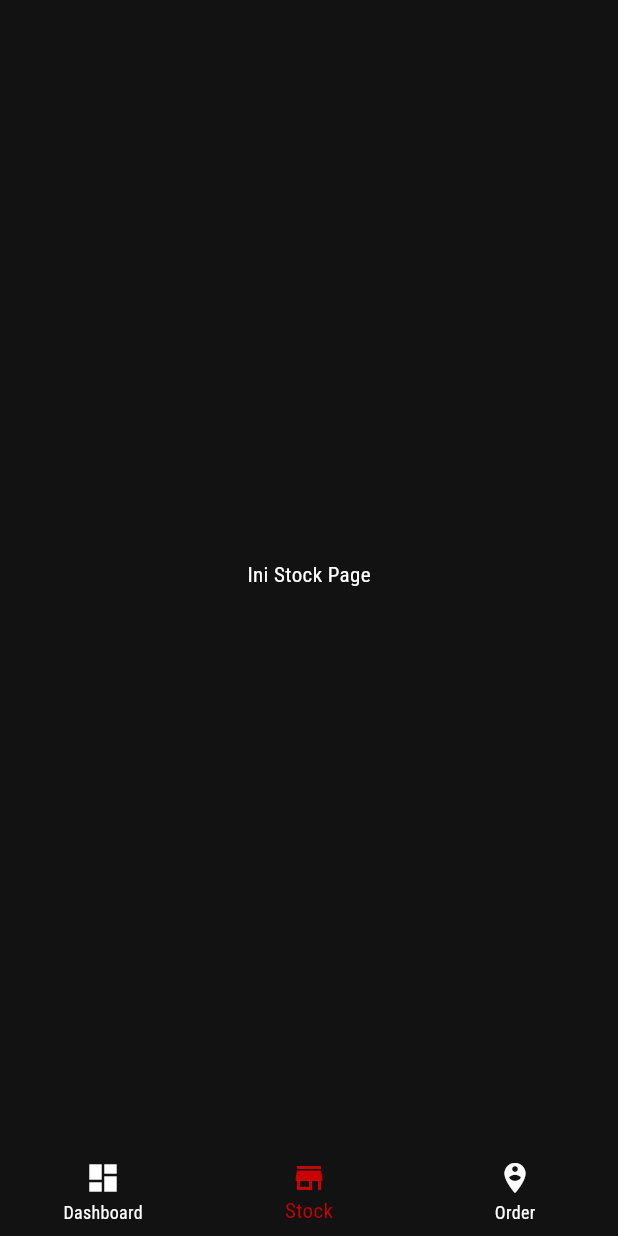
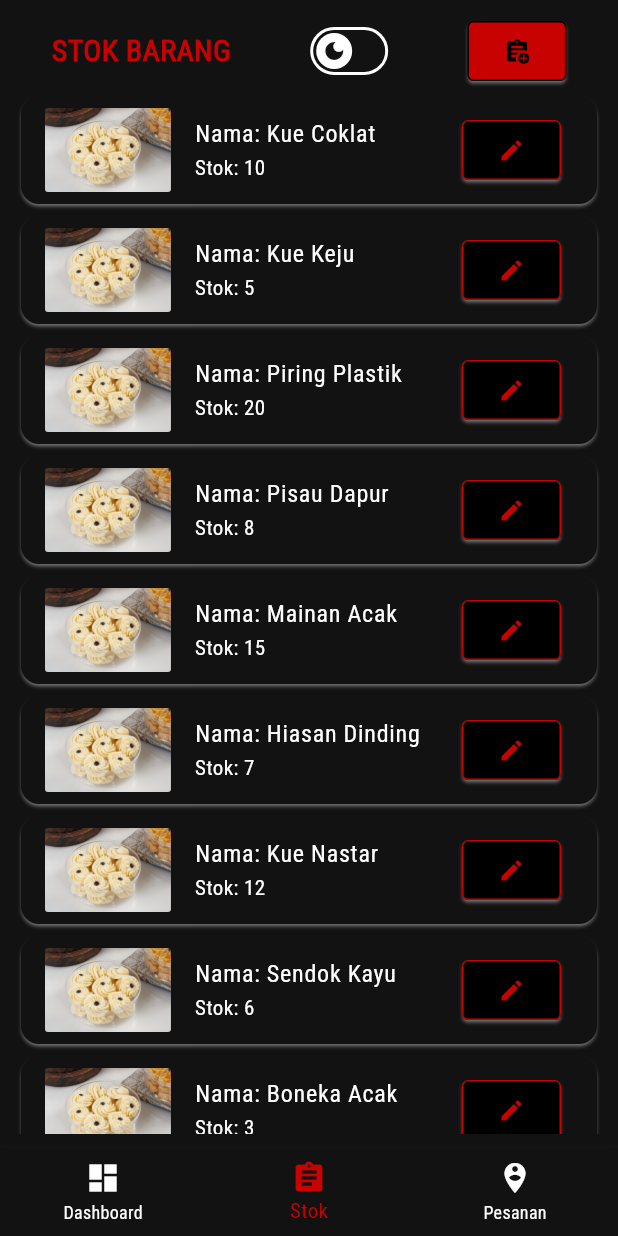
Before and after one commit to 221110019/project_bansos, a Flutter app: the HomeOwner screen opened directly, item 2 of the bottom bar chosen, on a phone screen of 412 x 824 dp. Run offline on Flutter 3.47's test engine with Material 3 defaults, Android fonts, the phone set to English and light mode, and no system bars.

Commit message:
Stok List dan Update 80%

```diff
--- a/lib/main.dart
+++ b/lib/main.dart
@@ -37,6 +37,7 @@ class MyApp extends StatelessWidget {
                           )
                         : const ColorScheme.dark(
                             primary: Color.fromRGBO(200, 1, 1, 1),
+                            shadow: Colors.white,
                           ),
                 useMaterial3: true,
               ),
--- /dev/null
+++ b/lib/models/barang_stok.dart
@@ -0,0 +1,26 @@
+class BarangStok {
+  int id;
+  String nama;
+  String foto;
+  int jumlah;
+  String kategori;
+  String deskripsi;
+  BarangStok({
+    required this.id,
+    required this.nama,
+    required this.foto,
+    required this.kategori,
+    required this.deskripsi,
+    this.jumlah = 0,
+  });
+
+  void tambahBarang() {
+    jumlah += 1;
+  }
+
+  void kurangBarang() {
+    if (jumlah >= 1) {
+      jumlah -= 1;
+    }
+  }
+}
--- a/lib/pages/auth/login_screen.dart
+++ b/lib/pages/auth/login_screen.dart
@@ -5,7 +5,7 @@ import 'package:project_bansos/components/tombol_custom.dart';
 import 'package:project_bansos/helper/shortcut_helper.dart';
 import 'package:project_bansos/pages/auth/register_screen.dart';
 import 'package:project_bansos/pages/customer/home_cust.dart';
-import 'package:project_bansos/pages/owner/home/home_owner.dart';
+import 'package:project_bansos/pages/owner/home_owner.dart';
 
 class LoginScreen extends StatelessWidget {
   const LoginScreen({super.key});
--- a/lib/pages/owner/home/home_owner.dart
+++ b/lib/pages/owner/home_owner.dart
@@ -1,5 +1,8 @@
 import 'package:flutter/material.dart';
 import 'package:project_bansos/helper/shortcut_helper.dart';
+import 'package:project_bansos/pages/owner/dashboard_owner.dart';
+import 'package:project_bansos/pages/owner/pesanan_owner.dart';
+import 'package:project_bansos/pages/owner/stok/stok_owner.dart';
 import 'package:project_bansos/provider/owner_bottom_nav_provider.dart';
 import 'package:provider/provider.dart';
 
@@ -7,9 +10,9 @@ class HomeOwner extends StatelessWidget {
   const HomeOwner({super.key});
 
   static const List<Widget> tabs = [
-    Center(child: Text('Ini Dashboard Page')),
-    Center(child: Text('Ini Stock Page')),
-    Center(child: Text('Ini Order Page')),
+    DashboardOwner(),
+    StokOwner(),
+    PesananOwner()
   ];
 
   @override
@@ -32,9 +35,10 @@ class HomeOwner extends StatelessWidget {
           items: const [
             BottomNavigationBarItem(
                 icon: Icon(Icons.dashboard), label: 'Dashboard'),
-            BottomNavigationBarItem(icon: Icon(Icons.store), label: 'Stock'),
             BottomNavigationBarItem(
-                icon: Icon(Icons.person_pin_circle), label: 'Order'),
+                icon: Icon(Icons.assignment), label: 'Stok'),
+            BottomNavigationBarItem(
+                icon: Icon(Icons.person_pin_circle), label: 'Pesanan'),
           ],
         ));
   }
--- /dev/null
+++ b/lib/pages/owner/stok/stok_owner.dart
@@ -0,0 +1,150 @@
+import 'package:flutter/material.dart';
+import 'package:project_bansos/components/theme_switch.dart';
+import 'package:project_bansos/components/tombol_custom.dart';
+import 'package:project_bansos/helper/shortcut_helper.dart';
+import 'package:project_bansos/models/barang_stok.dart';
+import 'package:project_bansos/pages/owner/stok/tambah_stok_owner.dart';
+import 'package:project_bansos/pages/owner/stok/update_stok_owner.dart';
+
+class StokOwner extends StatelessWidget {
+  const StokOwner({super.key});
+
+  @override
+  Widget build(BuildContext context) {
+    List<BarangStok> sampleBarang = [
+      BarangStok(
+        id: 1,
+        nama: "Kue Coklat",
+        foto: "assets/pictures/semprit-susu.jpg",
+        jumlah: 10,
+        kategori: "Kue",
+        deskripsi: "Kue coklat lezat dengan tekstur yang lembut.",
+      ),
+      BarangStok(
+        id: 2,
+        nama: "Kue Keju",
+        foto: "assets/pictures/semprit-susu.jpg",
+        jumlah: 5,
+        kategori: "Kue",
+        deskripsi: "Kue keju dengan rasa gurih dan renyah.",
+      ),
+      BarangStok(
+        id: 3,
+        nama: "Piring Plastik",
+        foto: "assets/pictures/semprit-susu.jpg",
+        jumlah: 20,
+        kategori: "Alat",
+        deskripsi: "Piring plastik yang cocok untuk pesta dan piknik.",
+      ),
+      BarangStok(
+        id: 4,
+        nama: "Pisau Dapur",
+        foto: "assets/pictures/semprit-susu.jpg",
+        jumlah: 8,
+        kategori: "Alat",
+        deskripsi: "Pisau dapur tajam untuk memotong bahan masakan.",
+      ),
+      BarangStok(
+        id: 5,
+        nama: "Mainan Acak",
+        foto: "assets/pictures/semprit-susu.jpg",
+        jumlah: 15,
+        kategori: "Acak",
+        deskripsi: "Mainan acak yang bisa digunakan sebagai hadiah.",
+      ),
+      BarangStok(
+        id: 6,
+        nama: "Hiasan Dinding",
+        foto: "assets/pictures/semprit-susu.jpg",
+        jumlah: 7,
+        kategori: "Acak",
+        deskripsi: "Hiasan dinding untuk mempercantik ruangan.",
+      ),
+      BarangStok(
+        id: 7,
+        nama: "Kue Nastar",
+        foto: "assets/pictures/semprit-susu.jpg",
+        jumlah: 12,
+        kategori: "Kue",
+        deskripsi: "Kue nastar dengan isian nanas yang manis.",
+      ),
+      BarangStok(
+        id: 8,
+        nama: "Sendok Kayu",
+        foto: "assets/pictures/semprit-susu.jpg",
+        jumlah: 6,
+        kategori: "Alat",
+        deskripsi: "Sendok kayu yang cocok untuk memasak.",
+      ),
+      BarangStok(
+        id: 9,
+        nama: "Boneka Acak",
+        foto: "assets/pictures/semprit-susu.jpg",
+        jumlah: 3,
+        kategori: "Acak",
+        deskripsi: "Boneka lucu yang bisa dijadikan koleksi.",
+      ),
+      BarangStok(
+        id: 10,
+        nama: "Kue Semprit",
+        foto: "assets/pictures/semprit-susu.jpg",
+        jumlah: 18,
+        kategori: "Kue",
+        deskripsi: "Kue semprit susu dengan bentuk unik dan rasa enak.",
+      ),
+    ];
+
+    return Scaffold(
+      body: Container(
+        padding: const EdgeInsets.fromLTRB(10, 60, 10, 10),
+        child: ListView.builder(
+          itemCount: sampleBarang.length,
+          itemBuilder: (context, index) {
+            return Card(
+              child: ListTile(
+                leading: ClipRRect(
+                  borderRadius: const BorderRadius.all(Radius.circular(2)),
+                  child: Image.asset(sampleBarang[index].foto),
+                ),
+                title: Text("Nama: ${sampleBarang[index].nama}"),
+                subtitle: Text("Stok: ${sampleBarang[index].jumlah}"),
+                trailing: TombolCustom(
+                  onPressed: () {
+                    UpdateStokOwner(sampleBarang[index])
+                        .showBottomSheet(context);
+                  },
+                  filled: false,
+                  child: const Icon(Icons.edit),
+                ),
+              ),
+            );
+          },
+        ),
+      ),
+      floatingActionButtonLocation: FloatingActionButtonLocation.centerTop,
+      floatingActionButton: Container(
+        padding: const EdgeInsets.all(10),
+        child: Row(
+          crossAxisAlignment: CrossAxisAlignment.center,
+          mainAxisAlignment: MainAxisAlignment.spaceAround,
+          children: [
+            Text("STOK BARANG",
+                style: TextStyle(
+                  fontSize: 20,
+                  fontWeight: FontWeight.bold,
+                  color: ShortcutHelper.warnaPrimary(context),
+                )),
+            const ThemeSwitch(),
+            TombolCustom(
+                onPressed: () {
+                  Navigator.of(context).push(MaterialPageRoute(
+                    builder: (context) => const TambahStokOwner(),
+                  ));
+                },
+                child: const Icon(Icons.assignment_add)),
+          ],
+        ),
+      ),
+    );
+  }
+}
```
Also changed, not shown: lib/pages/owner/dashboard_owner.dart (added, +10 -0 lines), lib/pages/owner/pesanan_owner.dart (added, +10 -0 lines), lib/pages/owner/stok/tambah_stok_owner.dart (added, +16 -0 lines), lib/pages/owner/stok/update_stok_owner.dart (added, +91 -0 lines), 1 other file.
